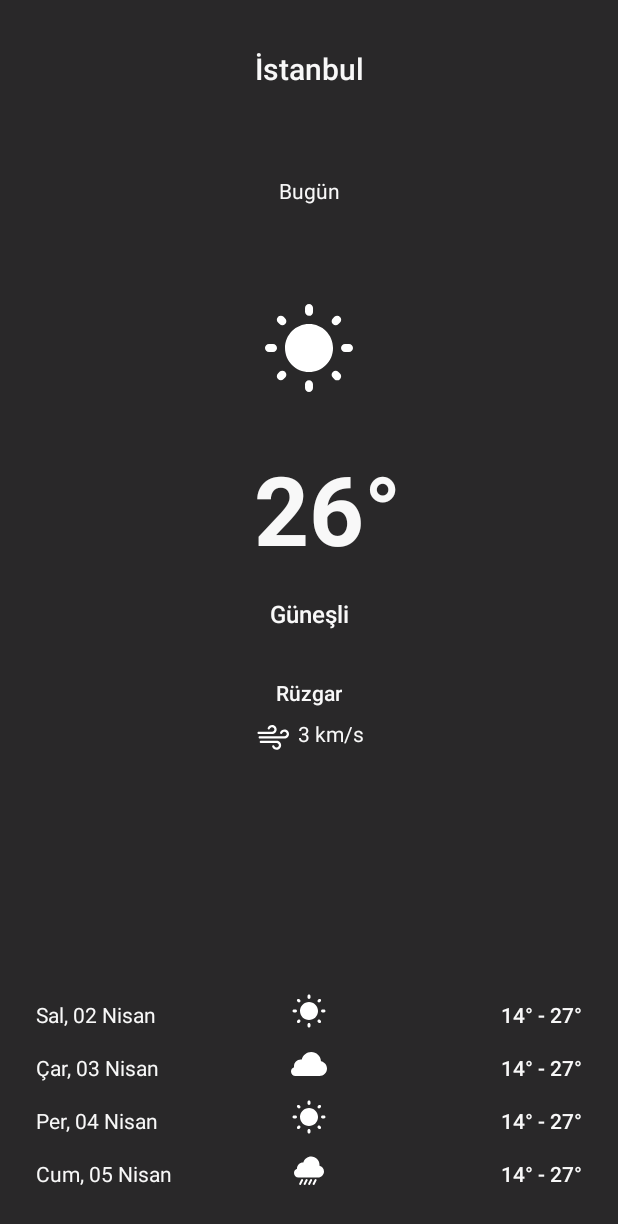
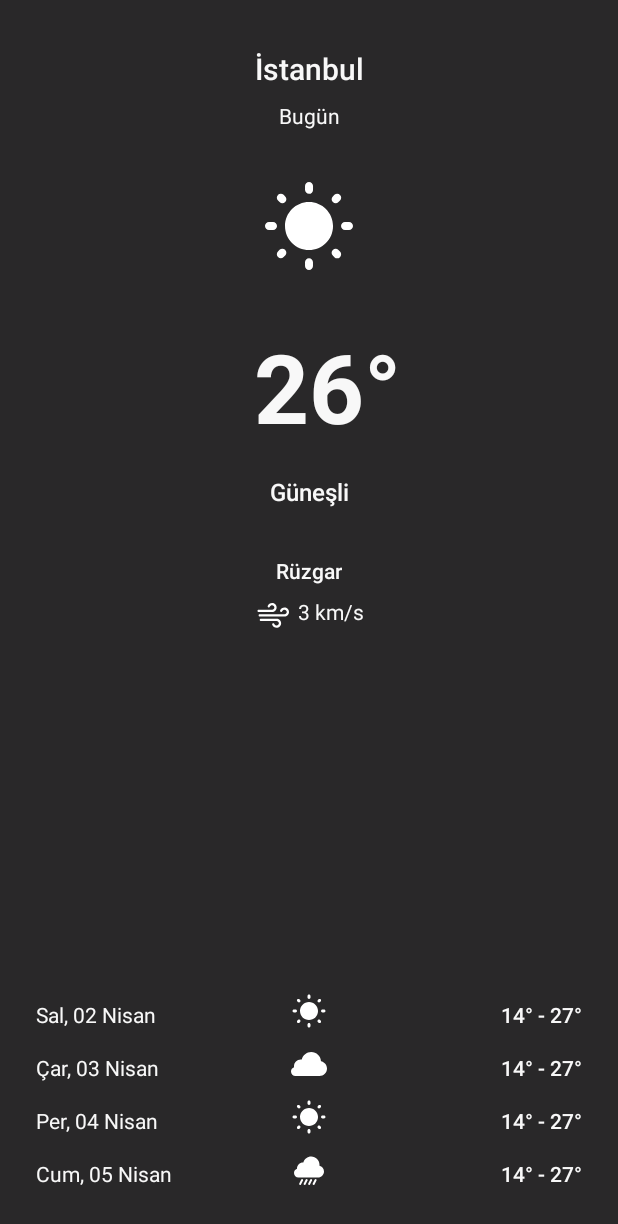
Before and after one commit to ranaturker/WeatherApp, an Android app: the screen it shows after launch (MainActivity), on a phone screen of 412 x 824 dp. Shown: the top 1224 px of the screen. Run offline under Robolectric (Android 15) with nearby library versions, the phone set to English and light mode, and no system bars.

Commit message:
- Icons are placed in the middle, unnecessary tools lines in "activity_main.xml" are removed. - The extra constraints in the texts in the lower section have been removed. - Hardcoded free texts are transferred to "string.xml" document. All margins are placed in "dimen.xml" document. The colors used were transferred to the "colors.xml" file according to their codes. - Names created as textview have been replaced with meaningful and understandable names.

```diff
--- a/app/src/main/res/layout/activity_main.xml
+++ b/app/src/main/res/layout/activity_main.xml
@@ -11,7 +11,7 @@
         android:id="@+id/friday_degree"
         android:layout_width="wrap_content"
         android:layout_height="wrap_content"
-        android:layout_marginEnd="24dp"
+        android:layout_marginEnd="@dimen/margin_24"
         android:fontFamily="sans-serif-medium"
         android:text="@string/friday_degree"
         android:textColor="@color/color_text"
@@ -22,7 +22,7 @@
         android:id="@+id/thursday_degree"
         android:layout_width="wrap_content"
         android:layout_height="wrap_content"
-        android:layout_marginEnd="24dp"
+        android:layout_marginEnd="@dimen/margin_24"
         android:layout_marginBottom="@dimen/margin_16"
         android:fontFamily="sans-serif-medium"
         android:text="@string/thursday_degree"
@@ -34,7 +34,7 @@
         android:id="@+id/wednesday_degree"
         android:layout_width="wrap_content"
         android:layout_height="wrap_content"
-        android:layout_marginEnd="24dp"
+        android:layout_marginEnd="@dimen/margin_24"
         android:layout_marginBottom="@dimen/margin_16"
         android:fontFamily="sans-serif-medium"
         android:text="@string/wednesday_degree"
@@ -46,7 +46,7 @@
         android:id="@+id/friday"
         android:layout_width="wrap_content"
         android:layout_height="wrap_content"
-        android:layout_marginStart="24dp"
+        android:layout_marginStart="@dimen/margin_24"
         android:layout_marginBottom="@dimen/margin_32"
         android:text="@string/friday"
         android:textColor="@color/color_text"
@@ -57,7 +57,7 @@
         android:id="@+id/thursday"
         android:layout_width="wrap_content"
         android:layout_height="wrap_content"
-        android:layout_marginStart="24dp"
+        android:layout_marginStart="@dimen/margin_24"
         android:layout_marginBottom="@dimen/margin_16"
         android:text="@string/thursday"
         android:textColor="@color/color_text"
@@ -68,7 +68,7 @@
         android:id="@+id/wednesday"
         android:layout_width="wrap_content"
         android:layout_height="wrap_content"
-        android:layout_marginStart="24dp"
+        android:layout_marginStart="@dimen/margin_24"
         android:layout_marginBottom="@dimen/margin_16"
         android:text="@string/wednesday"
         android:textColor="@color/color_text"
@@ -79,7 +79,7 @@
         android:id="@+id/city"
         android:layout_width="wrap_content"
         android:layout_height="wrap_content"
-        android:layout_marginTop="32dp"
+        android:layout_marginTop="@dimen/margin_32"
         android:fontFamily="sans-serif-medium"
         android:text="@string/city"
         android:textAllCaps="false"
@@ -93,12 +93,10 @@
         android:id="@+id/day"
         android:layout_width="wrap_content"
         android:layout_height="wrap_content"
-        android:layout_marginTop="10dp"
-        android:layout_marginBottom="640dp"
+        android:layout_marginTop="@dimen/margin_8"
         android:fontFamily="sans-serif"
         android:text="@string/day"
         android:textColor="@color/color_text"
-        app:layout_constraintBottom_toBottomOf="parent"
         app:layout_constraintEnd_toEndOf="parent"
         app:layout_constraintStart_toStartOf="parent"
         app:layout_constraintTop_toBottomOf="@+id/city" />
@@ -107,20 +105,18 @@
         android:id="@+id/weather_situation_image"
         android:layout_width="@dimen/icon_size_large"
         android:layout_height="@dimen/icon_size_large"
-        android:layout_marginTop="64dp"
-        android:layout_marginBottom="561dp"
-        app:layout_constraintBottom_toBottomOf="parent"
+        android:layout_marginTop="@dimen/margin_32"
+        android:contentDescription="@string/weather_situation_image"
         app:layout_constraintEnd_toEndOf="parent"
         app:layout_constraintStart_toStartOf="parent"
         app:layout_constraintTop_toBottomOf="@+id/day"
-        app:srcCompat="@drawable/ic_sunny_2"
-        android:contentDescription="@string/weather_situation_image"/>
+        app:srcCompat="@drawable/ic_sunny_2" />
 
     <TextView
         android:id="@+id/degree"
         android:layout_width="wrap_content"
         android:layout_height="wrap_content"
-        android:layout_marginTop="32dp"
+        android:layout_marginTop="@dimen/margin_32"
         android:text="@string/degree"
         android:textColor="@color/color_text"
         android:textSize="64sp"
@@ -134,7 +130,7 @@
         android:id="@+id/weather_situation"
         android:layout_width="wrap_content"
         android:layout_height="wrap_content"
-        android:layout_marginTop="16dp"
+        android:layout_marginTop="@dimen/margin_16"
         android:fontFamily="sans-serif-medium"
         android:text="@string/weather_situation"
         android:textColor="@color/color_text"
@@ -147,7 +143,7 @@
         android:id="@+id/wind"
         android:layout_width="wrap_content"
         android:layout_height="wrap_content"
-        android:layout_marginTop="32dp"
+        android:layout_marginTop="@dimen/margin_32"
         android:fontFamily="sans-serif-medium"
         android:text="@string/wind"
         android:textColor="@color/color_text"
@@ -159,7 +155,7 @@
         android:id="@+id/wind_situation"
         android:layout_width="wrap_content"
         android:layout_height="wrap_content"
-        android:layout_marginTop="8dp"
+        android:layout_marginTop="@dimen/margin_8"
         android:fontFamily="sans-serif"
         android:text="@string/wind_situation"
         android:textColor="@color/color_text"
@@ -172,18 +168,18 @@
         android:id="@+id/wind_image"
         android:layout_width="@dimen/icon_wind"
         android:layout_height="@dimen/icon_wind"
-        android:layout_marginTop="8dp"
-        android:layout_marginEnd="4dp"
+        android:layout_marginTop="@dimen/margin_8"
+        android:layout_marginEnd="@dimen/margin_4"
+        android:contentDescription="@string/wind_image"
         app:layout_constraintEnd_toStartOf="@+id/wind_situation"
         app:layout_constraintTop_toBottomOf="@+id/wind"
-        app:srcCompat="@drawable/ic_wind_2"
-        android:contentDescription="@string/wind_image"/>
+        app:srcCompat="@drawable/ic_wind_2" />
 
     <TextView
         android:id="@+id/tuesday"
         android:layout_width="wrap_content"
         android:layout_height="wrap_content"
-        android:layout_marginStart="24dp"
+        android:layout_marginStart="@dimen/margin_24"
         android:layout_marginBottom="@dimen/margin_16"
         android:text="@string/tuesday"
         android:textColor="@color/color_text"
@@ -194,48 +190,48 @@
         android:id="@+id/tuesday_weather"
         android:layout_width="wrap_content"
         android:layout_height="wrap_content"
+        android:contentDescription="@string/tuesday_weather"
         app:layout_constraintBottom_toBottomOf="@+id/tuesday"
         app:layout_constraintEnd_toEndOf="parent"
         app:layout_constraintStart_toStartOf="parent"
-        app:srcCompat="@drawable/ic_sunny_2"
-        android:contentDescription="@string/tuesday_weather"/>
+        app:srcCompat="@drawable/ic_sunny_2" />
 
 
     <ImageView
         android:id="@+id/wednesday_weather"
         android:layout_width="wrap_content"
         android:layout_height="wrap_content"
+        android:contentDescription="@string/wednesday_weather"
         app:layout_constraintBottom_toBottomOf="@+id/wednesday"
         app:layout_constraintEnd_toEndOf="parent"
         app:layout_constraintStart_toStartOf="parent"
-        app:srcCompat="@drawable/ic_cloudy_2"
-        android:contentDescription="@string/wednesday_weather"/>
+        app:srcCompat="@drawable/ic_cloudy_2" />
 
     <ImageView
         android:id="@+id/thursday_weather"
         android:layout_width="wrap_content"
         android:layout_height="wrap_content"
+        android:contentDescription="@string/thursday_weather"
         app:layout_constraintBottom_toBottomOf="@+id/thursday"
         app:layout_constraintEnd_toEndOf="parent"
         app:layout_constraintStart_toStartOf="parent"
-        app:srcCompat="@drawable/ic_sunny_2"
-        android:contentDescription="@string/thursday_weather"/>
+        app:srcCompat="@drawable/ic_sunny_2" />
 
     <ImageView
         android:id="@+id/friday_weather"
         android:layout_width="wrap_content"
         android:layout_height="wrap_content"
+        android:contentDescription="@string/friday_weather"
         app:layout_constraintBottom_toBottomOf="@+id/friday"
         app:layout_constraintEnd_toEndOf="parent"
         app:layout_constraintStart_toStartOf="parent"
-        app:srcCompat="@drawable/ic_rainy_2"
-        android:contentDescription="@string/friday_weather"/>
+        app:srcCompat="@drawable/ic_rainy_2" />
 
     <TextView
         android:id="@+id/tuesday_degree"
         android:layout_width="wrap_content"
         android:layout_height="wrap_content"
-        android:layout_marginEnd="24dp"
+        android:layout_marginEnd="@dimen/margin_24"
         android:layout_marginBottom="@dimen/margin_16"
         android:fontFamily="sans-serif-medium"
         android:text="@string/tuesday_degree"
--- a/app/src/main/res/values/dimen.xml
+++ b/app/src/main/res/values/dimen.xml
@@ -1,10 +1,13 @@
 <?xml version="1.0" encoding="utf-8"?>
 <resources>
 
+    <dimen name="margin_4">4dp</dimen>
     <dimen name="margin_8">8dp</dimen>
     <dimen name="margin_16">16dp</dimen>
+    <dimen name="margin_24">24dp</dimen>
     <dimen name="margin_32">32dp</dimen>
     <dimen name="icon_size_large">64dp</dimen>
     <dimen name="icon_wind">24dp</dimen>
 
+
 </resources>
```
